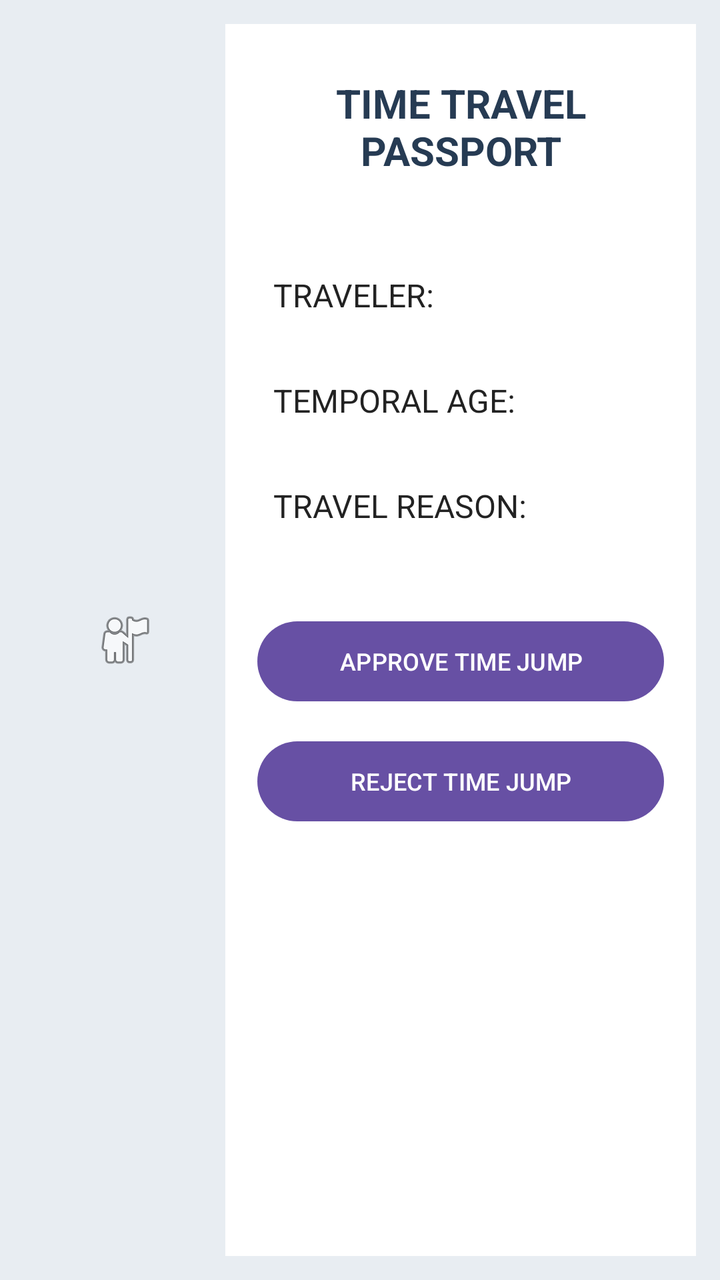
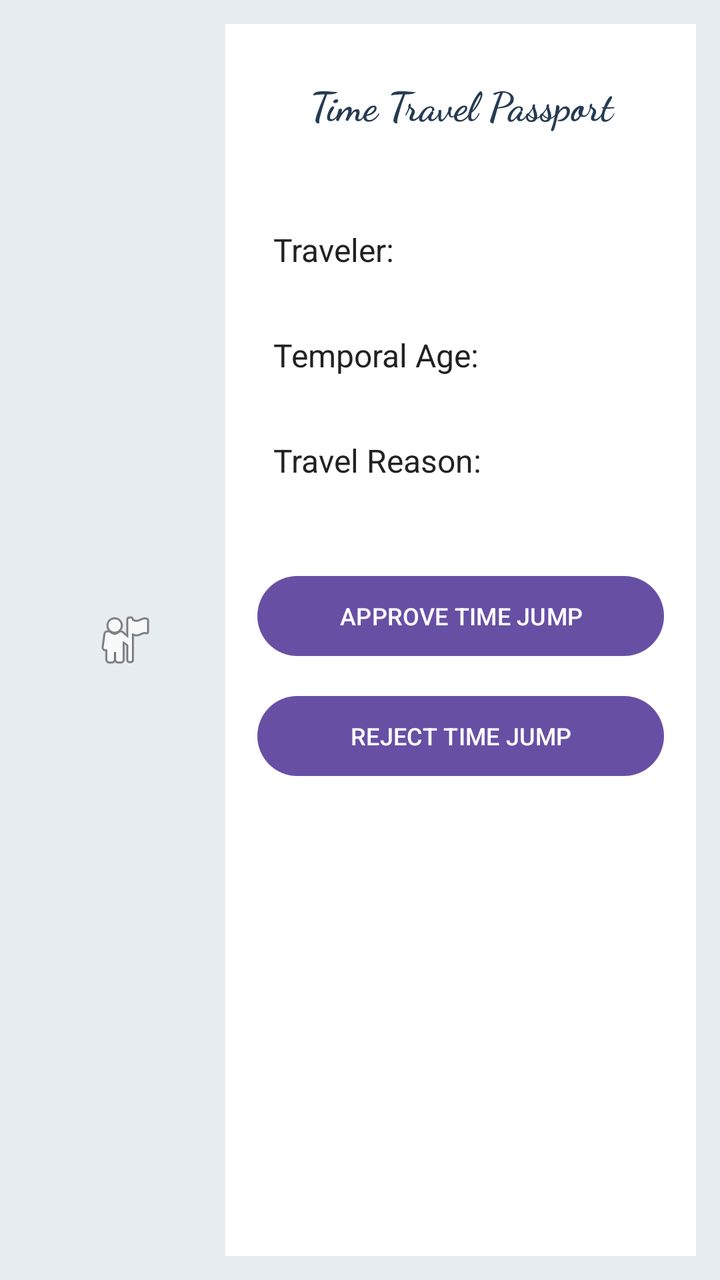

Before-and-after screenshots of an Android layout around one commit, followed by the original layout XML and the change that was made.
<!-- AndroidManifest.xml: application theme Theme.TimeTravelCustoms -->
<!-- res/layout/activity_verification.xml -->
<?xml version="1.0" encoding="utf-8"?>
<LinearLayout
    xmlns:android="http://schemas.android.com/apk/res/android"
    android:id="@+id/layout_verification_mng"
    android:layout_width="match_parent"
    android:layout_height="match_parent"
    android:orientation="horizontal"
    android:padding="12dp"
    android:background="#E8EDF2">

    

    <ImageView
        android:id="@+id/img_passport_mng"
        android:layout_width="0dp"
        android:layout_height="match_parent"
        android:layout_weight="0.3"
        android:src="@android:drawable/ic_menu_myplaces"
        android:scaleType="centerInside"
        android:contentDescription="Traveler passport"/>

    

    <RelativeLayout
        android:id="@+id/info_container_mng"
        android:layout_width="0dp"
        android:layout_height="match_parent"
        android:layout_weight="0.7"
        android:background="#FFFFFF"
        android:padding="16dp">

        <TextView
            android:id="@+id/tv_title_mng"
            android:layout_width="match_parent"
            android:layout_height="wrap_content"
            android:text="TIME TRAVEL PASSPORT"
            android:textSize="20sp"
            android:textStyle="bold"
            android:textColor="#263B53"
            android:gravity="center"
            android:padding="10dp"/>

        <TextView
            android:id="@+id/tv_name_mng"
            android:layout_width="match_parent"
            android:layout_height="wrap_content"
            android:layout_below="@id/tv_title_mng"
            android:layout_marginTop="30dp"
            android:text="TRAVELER:"
            android:textSize="16sp"
            android:textColor="#222222"
            android:padding="8dp"/>

        <TextView
            android:id="@+id/tv_age_mng"
            android:layout_width="match_parent"
            android:layout_height="wrap_content"
            android:layout_below="@id/tv_name_mng"
            android:layout_marginTop="15dp"
            android:text="TEMPORAL AGE:"
            android:textSize="16sp"
            android:textColor="#222222"
            android:padding="8dp"/>

        <TextView
            android:id="@+id/tv_reason_mng"
            android:layout_width="match_parent"
            android:layout_height="wrap_content"
            android:layout_below="@id/tv_age_mng"
            android:layout_marginTop="15dp"
            android:text="TRAVEL REASON:"
            android:textSize="16sp"
            android:textColor="#222222"
            android:padding="8dp"/>

        

        <LinearLayout
            android:id="@+id/buttons_container_mng"
            android:layout_width="match_parent"
            android:layout_height="wrap_content"
            android:layout_below="@id/tv_reason_mng"
            android:layout_marginTop="35dp"
            android:orientation="vertical">

            <Button
                android:id="@+id/btn_approve_mng"
                android:layout_width="match_parent"
                android:layout_height="wrap_content"
                android:text="APPROVE TIME JUMP"
                android:textSize="12sp"/>

            <Button
                android:id="@+id/btn_reject_mng"
                android:layout_width="match_parent"
                android:layout_height="wrap_content"
                android:layout_marginTop="12dp"
                android:text="REJECT TIME JUMP"
                android:textSize="12sp"/>

        </LinearLayout>

    </RelativeLayout>

</LinearLayout>
<!-- resources referenced by this layout -->
<resources>
  <style name="Theme.TimeTravelCustoms" parent="Base.Theme.TimeTravelCustoms" />
  <style name="Base.Theme.TimeTravelCustoms" parent="Theme.Material3.DayNight.NoActionBar">
          
          
      </style>
</resources>

<!-- the commit's change to res/layout/activity_verification.xml (unified diff, before → after) -->
@@ -33,12 +33,13 @@
             android:id="@+id/tv_title_mng"
             android:layout_width="match_parent"
             android:layout_height="wrap_content"
-            android:text="TIME TRAVEL PASSPORT"
+            android:fontFamily="cursive"
+            android:gravity="center"
+            android:padding="10dp"
+            android:text="Time Travel Passport"
+            android:textColor="#263B53"
             android:textSize="20sp"
-            android:textStyle="bold"
-            android:textColor="#263B53"
-            android:gravity="center"
-            android:padding="10dp"/>
+            android:textStyle="bold" />
 
         <TextView
             android:id="@+id/tv_name_mng"
@@ -46,7 +47,7 @@
             android:layout_height="wrap_content"
             android:layout_below="@id/tv_title_mng"
             android:layout_marginTop="30dp"
-            android:text="TRAVELER:"
+            android:text="Traveler:"
             android:textSize="16sp"
             android:textColor="#222222"
             android:padding="8dp"/>
@@ -57,7 +58,7 @@
             android:layout_height="wrap_content"
             android:layout_below="@id/tv_name_mng"
             android:layout_marginTop="15dp"
-            android:text="TEMPORAL AGE:"
+            android:text="Temporal Age:"
             android:textSize="16sp"
             android:textColor="#222222"
             android:padding="8dp"/>
@@ -68,7 +69,7 @@
             android:layout_height="wrap_content"
             android:layout_below="@id/tv_age_mng"
             android:layout_marginTop="15dp"
-            android:text="TRAVEL REASON:"
+            android:text="Travel Reason:"
             android:textSize="16sp"
             android:textColor="#222222"
             android:padding="8dp"/>
